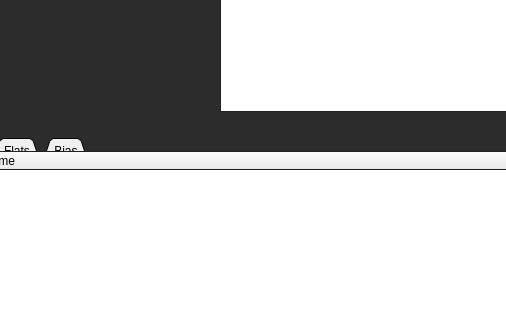
Old version of the form mainwindow.ui in the repository CarlMansfield/ImageStacker; both pictures show x 220 to 726 and y 318 to 638 of the 1080 by 720 pixel window.
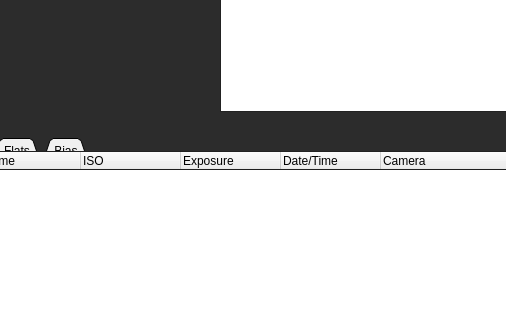
New version of the form.

Commit message: Extract important EXIF data, prepare UI

```diff
--- a/mainwindow.ui
+++ b/mainwindow.ui
@@ -186,6 +186,26 @@
       <string>Name</string>
      </property>
     </column>
+    <column>
+     <property name="text">
+      <string>ISO</string>
+     </property>
+    </column>
+    <column>
+     <property name="text">
+      <string>Exposure</string>
+     </property>
+    </column>
+    <column>
+     <property name="text">
+      <string>Date/Time</string>
+     </property>
+    </column>
+    <column>
+     <property name="text">
+      <string>Camera</string>
+     </property>
+    </column>
    </widget>
    <widget class="QTabWidget" name="tabWidget">
     <property name="geometry">
@@ -333,6 +353,26 @@
       <string>Name</string>
      </property>
     </column>
+    <column>
+     <property name="text">
+      <string>ISO</string>
+     </property>
+    </column>
+    <column>
+     <property name="text">
+      <string>Exposure</string>
+     </property>
+    </column>
+    <column>
+     <property name="text">
+      <string>Date/Time</string>
+     </property>
+    </column>
+    <column>
+     <property name="text">
+      <string>Camera</string>
+     </property>
+    </column>
    </widget>
    <widget class="QTreeWidget" name="flatsTree">
     <property name="enabled">
@@ -362,6 +402,26 @@
       <string>Name</string>
      </property>
     </column>
+    <column>
+     <property name="text">
+      <string>ISO</string>
+     </property>
+    </column>
+    <column>
+     <property name="text">
+      <string>Exposure</string>
+     </property>
+    </column>
+    <column>
+     <property name="text">
+      <string>Date/Time</string>
+     </property>
+    </column>
+    <column>
+     <property name="text">
+      <string>Camera</string>
+     </property>
+    </column>
    </widget>
    <widget class="QTreeWidget" name="biasTree">
     <property name="enabled">
@@ -391,6 +451,26 @@
       <string>Name</string>
      </property>
     </column>
+    <column>
+     <property name="text">
+      <string>ISO</string>
+     </property>
+    </column>
+    <column>
+     <property name="text">
+      <string>Exposure</string>
+     </property>
+    </column>
+    <column>
+     <property name="text">
+      <string>Date/Time</string>
+     </property>
+    </column>
+    <column>
+     <property name="text">
+      <string>Camera</string>
+     </property>
+    </column>
    </widget>
    <widget class="QGraphicsView" name="graphicsView">
     <property name="geometry">
```
The commit also changes 4 other files.
